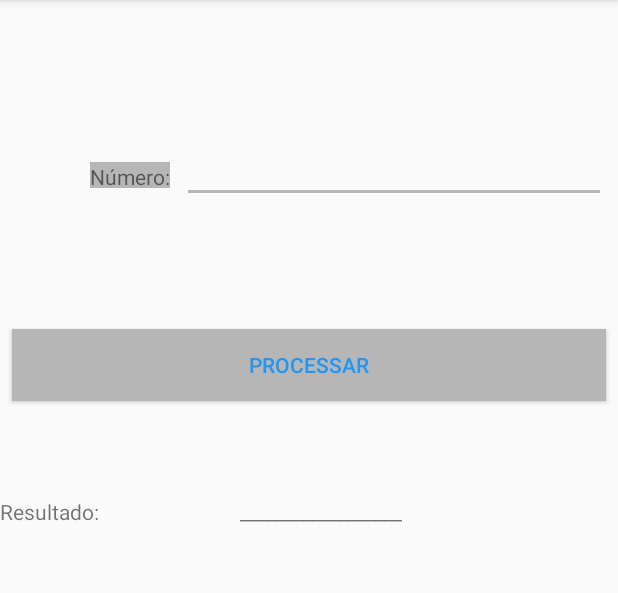
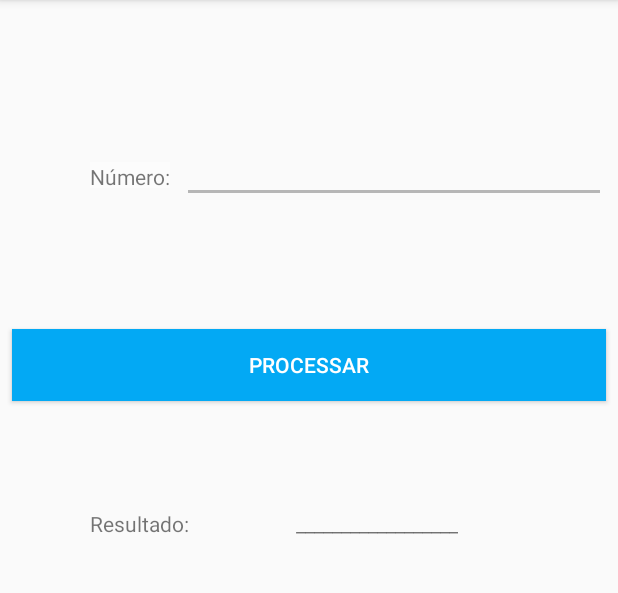
Before and after one commit to CalopsitaAnderson/ETEC-ParImpar, an Android app: the screen it shows after launch (MainActivity), on a phone screen of 412 x 824 dp, the part 84-677 px from its top. Run offline under Robolectric (Android 15) with nearby library versions, the phone set to English and light mode, and no system bars.

Commit message:
Codificação

```diff
--- a/app/src/main/java/br/com/etechoracio/parimpar/MainActivity.java
+++ b/app/src/main/java/br/com/etechoracio/parimpar/MainActivity.java
@@ -2,12 +2,32 @@ package br.com.etechoracio.parimpar;
 
 import android.support.v7.app.AppCompatActivity;
 import android.os.Bundle;
+import android.view.View;
+import android.widget.EditText;
+import android.widget.TextView;
 
 public class MainActivity extends AppCompatActivity {
+    EditText txtNumero;
+    TextView lblResultado2;
 
     @Override
     protected void onCreate(Bundle savedInstanceState) {
         super.onCreate(savedInstanceState);
         setContentView(R.layout.activity_main);
+        //Basicamente, falar para o android que o txtNumero é o que tem dentro da Caixa txtNumero
+        txtNumero = findViewById(R.id.txtNumero);
+        //Falar para o android que o lblResultado2 é o que aparece dentro da caixa lblResultado2
+        lblResultado2 = findViewById(R.id.lblResultado2);
+    }
+    //Mostrar se o numero for par ou impar
+    public void onProcessar(View v){
+        int numero = Integer.parseInt(txtNumero.getText().toString());
+        if ( numero %2 == 0){
+            lblResultado2.setText("PAR");
+        }
+        else
+        {
+            lblResultado2.setText("IMPAR");
+        }
     }
 }
--- a/app/src/main/res/layout/activity_main.xml
+++ b/app/src/main/res/layout/activity_main.xml
@@ -13,7 +13,7 @@
         android:layout_marginStart="60dp"
         android:layout_marginLeft="60dp"
         android:layout_marginTop="108dp"
-        android:background="@color/colorAccent"
+        android:background="#FCFCFC"
         android:text="@string/numero"
         app:layout_constraintStart_toStartOf="parent"
         app:layout_constraintTop_toTopOf="parent" />
@@ -42,9 +42,10 @@
         android:layout_marginTop="84dp"
         android:layout_marginEnd="8dp"
         android:layout_marginRight="8dp"
-        android:background="@color/colorAccent"
+        android:background="#03A9F4"
+        android:onClick="onProcessar"
         android:text="@string/processar"
-        android:textColor="#2196F3"
+        android:textColor="#FFFFFF"
         android:textColorHint="#000000"
         app:layout_constraintEnd_toEndOf="parent"
         app:layout_constraintHorizontal_bias="1.0"
@@ -55,10 +56,10 @@
         android:id="@+id/lblResultado1"
         android:layout_width="67dp"
         android:layout_height="22dp"
-        android:layout_marginTop="64dp"
+        android:layout_marginTop="72dp"
         android:text="@string/resultado"
-        app:layout_constraintTop_toBottomOf="@+id/btnProcessar"
-        tools:layout_editor_absoluteX="60dp" />
+        app:layout_constraintStart_toStartOf="@+id/lblNumero"
+        app:layout_constraintTop_toBottomOf="@+id/btnProcessar" />
 
     <TextView
         android:id="@+id/lblResultado2"
```
